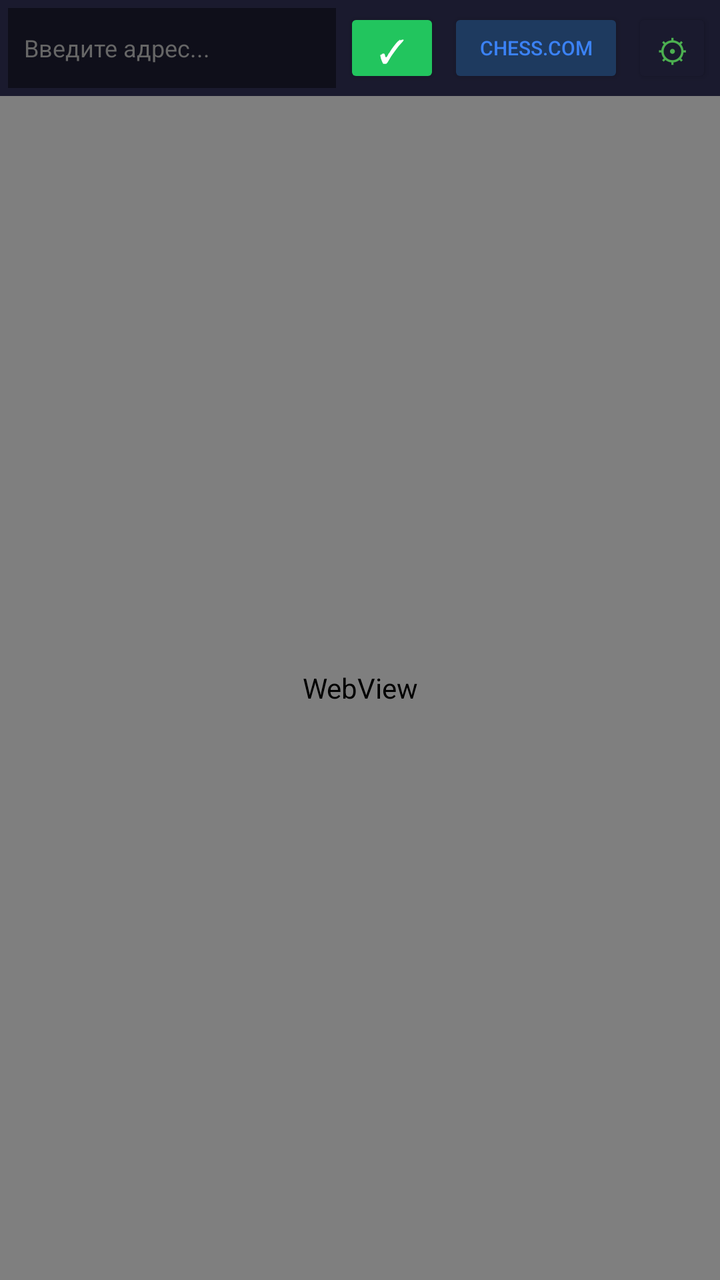
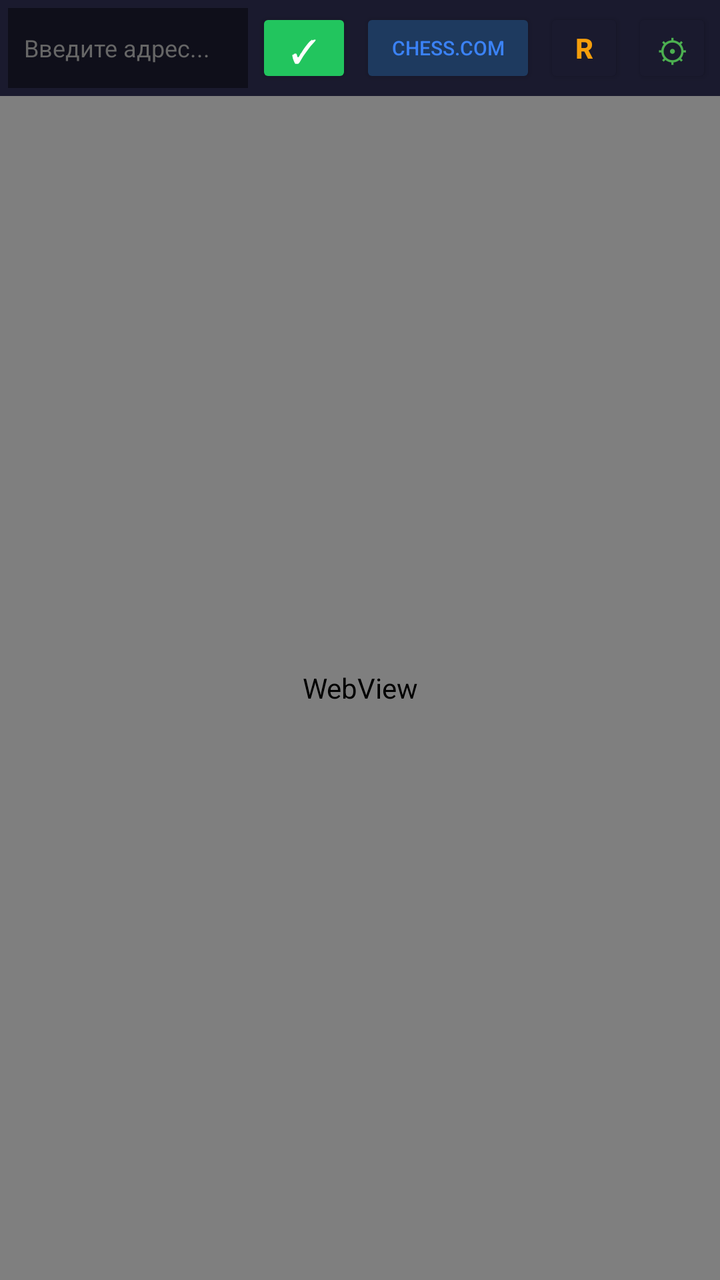

Two renders of the same Android screen: before a commit and after it. Below are the layout's source before the change and the commit's diff.
<!-- AndroidManifest.xml: application theme Theme.ChessHelper -->
<!-- res/layout/activity_main.xml -->
<?xml version="1.0" encoding="utf-8"?>
<LinearLayout xmlns:android="http://schemas.android.com/apk/res/android"
    android:layout_width="match_parent"
    android:layout_height="match_parent"
    android:orientation="vertical">

    <LinearLayout
        android:layout_width="match_parent"
        android:layout_height="48dp"
        android:background="#1a1a2e"
        android:orientation="horizontal"
        android:padding="4dp">

        <EditText
            android:id="@+id/urlBar"
            android:layout_width="0dp"
            android:layout_height="match_parent"
            android:layout_weight="1"
            android:background="#0f0f1a"
            android:textColor="#ffffff"
            android:textColorHint="#666666"
            android:hint="Введите адрес..."
            android:textSize="12sp"
            android:paddingLeft="8dp"
            android:paddingRight="8dp"
            android:inputType="textUri"
            android:imeOptions="actionGo"
            android:singleLine="true"/>

        <Button
            android:id="@+id/toggleBtn"
            android:layout_width="48dp"
            android:layout_height="match_parent"
            android:text="✓"
            android:textSize="16sp"
            android:backgroundTint="#22c55e"
            android:textColor="#ffffff"
            android:layout_marginStart="4dp"/>

        <Button
            android:id="@+id/switchSiteBtn"
            android:layout_width="wrap_content"
            android:layout_height="match_parent"
            android:text="chess.com"
            android:textSize="10sp"
            android:backgroundTint="#1e3a5f"
            android:textColor="#3b82f6"
            android:layout_marginStart="4dp"/>

        <Button
            android:id="@+id/settingsBtn"
            android:layout_width="40dp"
            android:layout_height="match_parent"
            android:text="⚙"
            android:textSize="16sp"
            android:backgroundTint="#1a1a2e"
            android:textColor="#4caf50"
            android:layout_marginStart="4dp"/>

    </LinearLayout>

    <WebView
        android:id="@+id/webView"
        android:layout_width="match_parent"
        android:layout_height="0dp"
        android:layout_weight="1"/>

</LinearLayout>
<!-- resources referenced by this layout -->
<resources>
  <style name="Theme.ChessHelper" parent="Theme.AppCompat.NoActionBar">
          <item name="colorPrimary">#4caf50</item>
          <item name="colorPrimaryDark">#388e3c</item>
          <item name="android:windowBackground">#0f0f1a</item>
      </style>
</resources>

<!-- the commit's change to res/layout/activity_main.xml (unified diff, before → after) -->
@@ -48,6 +48,17 @@
             android:layout_marginStart="4dp"/>
 
         <Button
+            android:id="@+id/researchBtn"
+            android:layout_width="40dp"
+            android:layout_height="match_parent"
+            android:text="R"
+            android:textStyle="bold"
+            android:textSize="14sp"
+            android:backgroundTint="#1a1a2e"
+            android:textColor="#f59e0b"
+            android:layout_marginStart="4dp"/>
+
+        <Button
             android:id="@+id/settingsBtn"
             android:layout_width="40dp"
             android:layout_height="match_parent"
